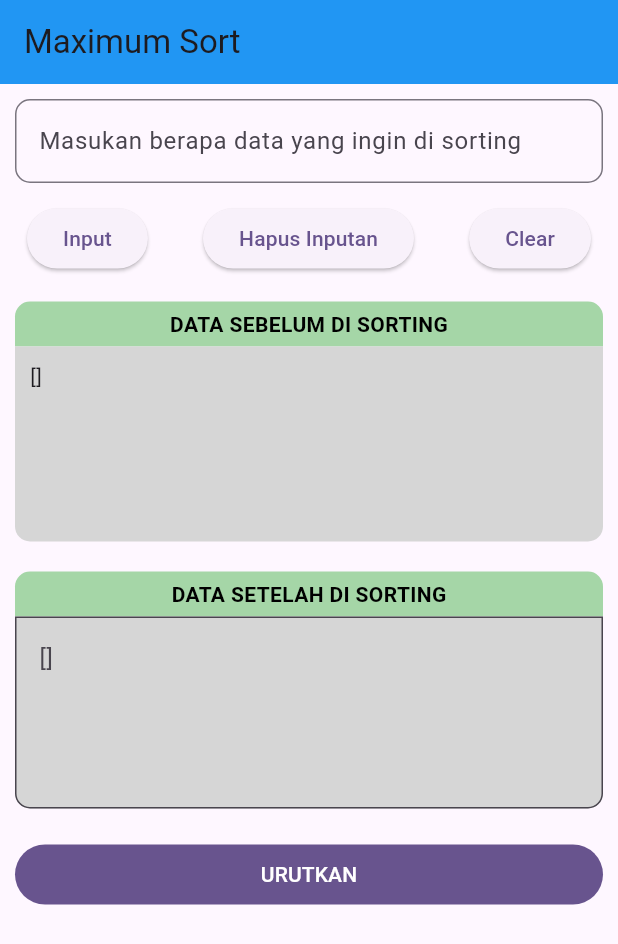
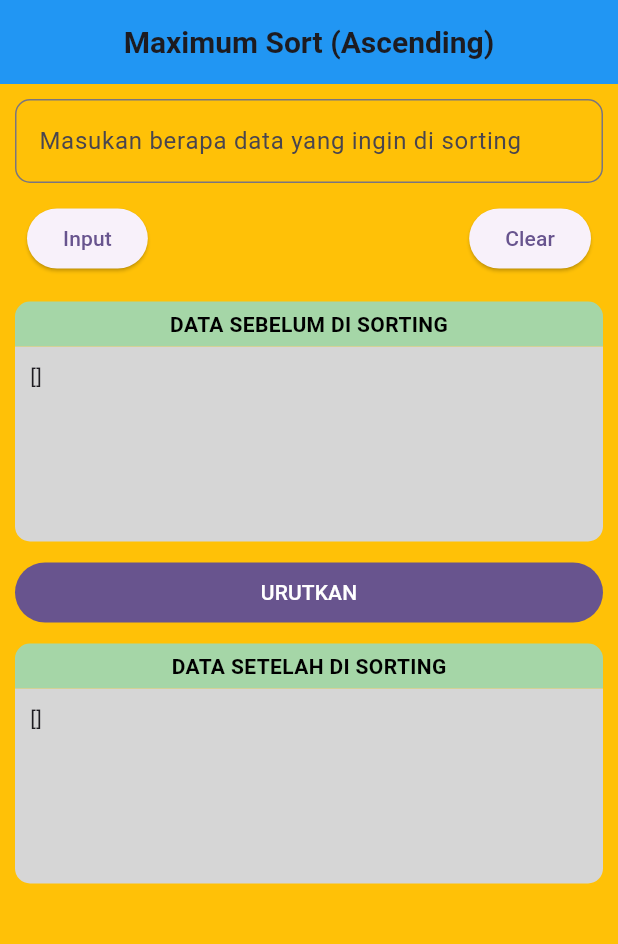
Before and after one commit to aurelioo29/UTS-FLUTTER, a Flutter app: the screen it shows after launch, after a tap on "URUTKAN", on a phone screen of 412 x 824 dp. Shown: the top 944 px of the screen. Run offline on Flutter 3.47's test engine with Material 2 defaults, Android fonts, the phone set to English and light mode, and no system bars.

Commit message:
fix bug as double data

```diff
--- a/lib/sort.dart
+++ b/lib/sort.dart
@@ -10,39 +10,63 @@ class SortPages extends StatefulWidget {
 class _SortPagesState extends State<SortPages> {
   // variabel untuk form
   final formKey = GlobalKey<FormState>();
-  // variabel untuk mengahapus inputan
   TextEditingController _textController = TextEditingController();
   var list = [];
-  // Declare listBeforeSorting as an instance variable
   var listBeforeSorting = [];
 
-  // final tecStlhUrut = TextEditingController();
+  // void sorting(List list) {
+  //   int panjang = list.length;
+
+  //   for (int i = 0; i < panjang - 1; i++) {
+  //     int imaks = i;
+
+  //     // Mencari indeks nilai maksimum dalam sisa list
+  //     for (int j = i + 1; j < panjang; j++) {
+  //       if (list[j].compareTo(list[imaks]) > 0) {
+  //         imaks = j;
+  //       }
+  //     }
+
+  //     // Menukar nilai maksimum dengan nilai pada indeks i
+  //     int temp = list[i];
+  //     list[i] = list[imaks];
+  //     list[imaks] = temp;
+  //   }
+  // }
 
   void sorting(List list) {
     int panjang = list.length;
 
     for (int i = 0; i < panjang - 1; i++) {
-      int imaks = i;
+      int imin = i;
 
-      // Mencari indeks nilai maksimum dalam sisa list
+      // Mencari indeks nilai minimum dalam sisa list
       for (int j = i + 1; j < panjang; j++) {
-        if (list[j].compareTo(list[imaks]) > 0) {
-          imaks = j;
+        if (list[j].compareTo(list[imin]) < 0) {
+          imin = j;
         }
       }
 
-      // Menukar nilai maksimum dengan nilai pada indeks i
+      // Menukar nilai minimum dengan nilai pada indeks i
       int temp = list[i];
-      list[i] = list[imaks];
-      list[imaks] = temp;
+      list[i] = list[imin];
+      list[imin] = temp;
     }
   }
 
   @override
   Widget build(BuildContext context) {
     return Scaffold(
+      backgroundColor: Colors.amber,
       appBar: AppBar(
-        title: Text("Maximum Sort"),
+        title: Text(
+          "Maximum Sort (Ascending)",
+          style: TextStyle(
+            fontSize: 20,
+            fontWeight: FontWeight.bold,
+          ),
+        ),
+        centerTitle: true,
         backgroundColor: Colors.blue,
       ),
       body: SingleChildScrollView(
@@ -79,6 +103,7 @@ class _SortPagesState extends State<SortPages> {
                               int data =
                                   int.parse(_textController.text.toString());
                               list.add(data);
+                              listBeforeSorting.add(data);
                               _textController.text = "";
                             } else {
                               ScaffoldMessenger.of(context).showSnackBar(
@@ -98,35 +123,6 @@ class _SortPagesState extends State<SortPages> {
                       onPressed: () {
                         setState(
                           () {
-                            if (_textController.text.isEmpty) {
-                              ScaffoldMessenger.of(context).showSnackBar(
-                                SnackBar(
-                                  backgroundColor: Colors.red,
-                                  content: Text(
-                                      'Data di dalam inputan tidak ada !!!'),
-                                ),
-                              );
-                            } else {
-                              list.clear();
-                              _textController.clear();
-                              _textController.text = "";
-                              ScaffoldMessenger.of(context).showSnackBar(
-                                SnackBar(
-                                  backgroundColor: Colors.green,
-                                  content: Text(
-                                      'Data inputan berhasil di hapus !!!'),
-                                ),
-                              );
-                            }
-                          },
-                        );
-                      },
-                      child: Text("Hapus Inputan"),
-                    ),
-                    ElevatedButton(
-                      onPressed: () {
-                        setState(
-                          () {
                             if (list.isEmpty) {
                               ScaffoldMessenger.of(context).showSnackBar(
                                 SnackBar(
@@ -137,6 +133,7 @@ class _SortPagesState extends State<SortPages> {
                               );
                             } else {
                               list.clear();
+                              listBeforeSorting.clear();
                               _textController.clear();
                               _textController.text = "";
                               ScaffoldMessenger.of(context).showSnackBar(
@@ -179,7 +176,7 @@ class _SortPagesState extends State<SortPages> {
                 ),
                 // Bagian Input Data Yang Sudah Di tentukan di Atas (TAHAP 2)
                 Container(
-                  child: Text('${list}'),
+                  child: Text('${listBeforeSorting}'),
                   padding: EdgeInsets.all(10),
                   height: 130,
                   width: double.infinity,
@@ -192,6 +189,22 @@ class _SortPagesState extends State<SortPages> {
                 ),
                 SizedBox(
                   height: 10,
+                ),
+                Container(
+                  width: double.infinity,
+                  child: FilledButton(
+                    onPressed: () {
+                      List<int> listBeforeSorting = List.from(list);
+                      setState(() {
+                        sorting(list);
+                        // Menampilkan list sebelum diurutkan
+                        debugPrint('Sebelum sorting: ${listBeforeSorting}');
+                        // Menampilkan list setelah diurutkan
+                        debugPrint('Setelah sorting: ${list}');
+                      });
+                    },
+                    child: Text('URUTKAN'),
+                  ),
                 ),
                 SizedBox(
                   height: 10,
@@ -218,42 +231,16 @@ class _SortPagesState extends State<SortPages> {
                   ),
                 ),
                 // Bagian Data Yang Sudah Di Tentukan (TAHAP 3)
-                TextFormField(
-                  maxLines: 4,
-                  readOnly: true,
-                  // controller: tecStlhUrut,
-                  decoration: InputDecoration(
-                    hintText: '${list}',
-                    fillColor: Colors.grey[350],
-                    filled: true,
-                    border: OutlineInputBorder(
-                      borderRadius: BorderRadius.only(
+                Container(
+                  child: Text('${list}'),
+                  padding: EdgeInsets.all(10),
+                  height: 130,
+                  width: double.infinity,
+                  decoration: BoxDecoration(
+                    borderRadius: BorderRadius.only(
                         bottomLeft: Radius.circular(10),
-                        bottomRight: Radius.circular(10),
-                      ),
-                    ),
-                  ),
-                ),
-                SizedBox(
-                  height: 10,
-                ),
-                SizedBox(
-                  height: 10,
-                ),
-                Container(
-                  width: double.infinity,
-                  child: FilledButton(
-                    onPressed: () {
-                      List<int> listBeforeSorting = List.from(list);
-                      setState(() {
-                        sorting(list);
-                        // Menampilkan list sebelum diurutkan
-                        debugPrint('Sebelum sorting: ${listBeforeSorting}');
-                        // Menampilkan list setelah diurutkan
-                        debugPrint('Setelah sorting: ${list}');
-                      });
-                    },
-                    child: Text('URUTKAN'),
+                        bottomRight: Radius.circular(10)),
+                    color: Colors.grey[350],
                   ),
                 ),
               ],
```
Also changed, not shown: 1 other file.
